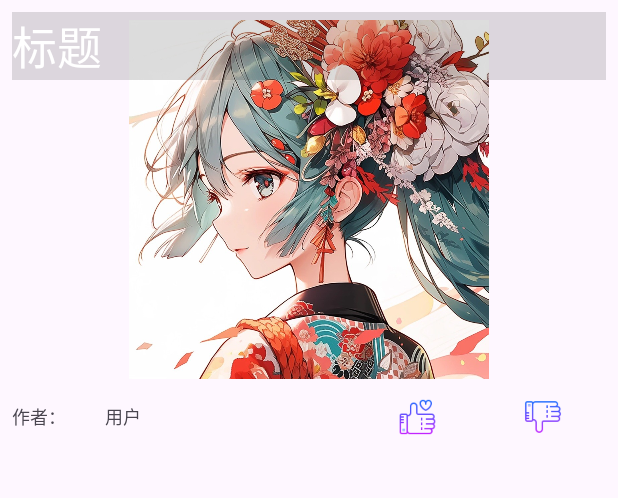
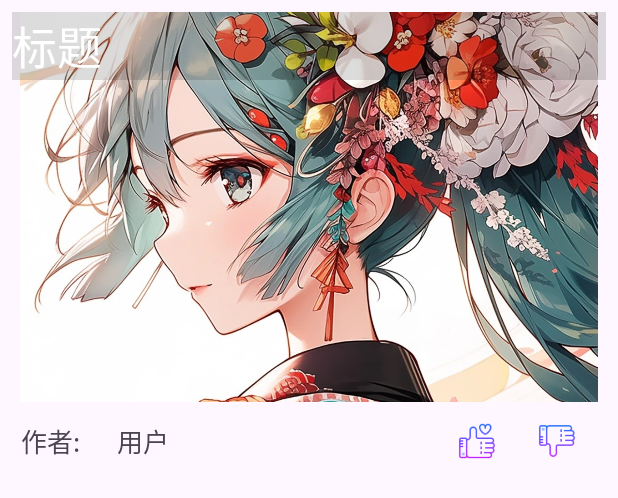
Before and after one commit to SYuan03/ShiduApp, an Android app: the layout video_item.xml on its own in the app's theme, with its tools: preview values and no code run, on a phone screen of 412 x 824 dp. Shown: the top 498 px of the screen. Run offline under Robolectric (Android 15) with nearby library versions, the phone set to English and light mode, and no system bars.

Commit message:
finish video play

```diff
--- a/app/src/main/java/nju/dsy/shiduapp/ExploreFragment.kt
+++ b/app/src/main/java/nju/dsy/shiduapp/ExploreFragment.kt
@@ -18,10 +18,11 @@ class ExploreFragment : Fragment() {
     private lateinit var videoRecyclerView: RecyclerView
     private lateinit var videoAdapter: VideoAdapter
 
-    private val videoList = listOf(
+    private val videoList = mutableListOf(
         VideoItem("完整版《ikun话》演唱会", "https://box.nju.edu.cn/f/0dc19474b57743f7b984/?dl=1", "https://box.nju.edu.cn/f/3bb3c56f4b8c4040a1fd/?dl=1", "B站-上海滩许Van强"),
         VideoItem("欧洲人也太容易快乐了", "https://box.nju.edu.cn/f/361f733e6dd74eb09b6f/?dl=1", "https://box.nju.edu.cn/f/3dde3b6e791b41b4ae95/?dl=1", "B站-一本正经的光头张"),
-        // 添加更多视频项
+        VideoItem("敲了一下午的动态水墨画", "https://box.nju.edu.cn/f/30778b038261455c8355/?dl=1", "https://box.nju.edu.cn/f/455f35dab7474e478ff6/?dl=1", "B站-语希编程"),
+        VideoItem("困住自己的究竟是什么？", "https://box.nju.edu.cn/f/838883316eb9466582aa/?dl=1", "https://box.nju.edu.cn/f/82a0db8afce44bcab036/?dl=1", "B站-芝士爱奶盖"),
     )
 
     override fun onCreateView(
@@ -38,6 +39,7 @@ class ExploreFragment : Fragment() {
             // 处理视频项点击事件，在这里跳转到视频播放界面
             val intent = Intent(context, VideoPlayerActivity::class.java)
             intent.putExtra("videoUrl", videoItem.videoUrl)
+            intent.putExtra("videoTitle", videoItem.title)
             startActivity(intent)
         }
 
--- a/app/src/main/java/nju/dsy/shiduapp/VideoPlayerActivity.kt
+++ b/app/src/main/java/nju/dsy/shiduapp/VideoPlayerActivity.kt
@@ -2,6 +2,7 @@ package nju.dsy.shiduapp
 
 import android.os.Bundle
 import android.widget.MediaController
+import android.widget.TextView
 import android.widget.VideoView
 import androidx.appcompat.app.AppCompatActivity
 
@@ -18,6 +19,9 @@ class VideoPlayerActivity : AppCompatActivity() {
         videoView = findViewById(R.id.video_view)
         videoView.setVideoPath(videoUrl)
 
+        val videoTitleTextView: TextView = findViewById(R.id.video_title)
+        videoTitleTextView.text = intent.getStringExtra("videoTitle")
+
         val mediaController = MediaController(this)
         videoView.setMediaController(mediaController)
         mediaController.setAnchorView(videoView)
--- a/app/src/main/res/layout/activity_main.xml
+++ b/app/src/main/res/layout/activity_main.xml
@@ -10,7 +10,7 @@
     <androidx.constraintlayout.widget.ConstraintLayout
         android:id="@+id/fragment"
         android:layout_width="match_parent"
-        android:layout_height="match_parent"
+        android:layout_height="0dp"
         app:layout_constraintBottom_toTopOf="@id/navigation"
         app:layout_constraintEnd_toEndOf="parent"
         app:layout_constraintStart_toStartOf="parent"
--- a/app/src/main/res/layout/fragment_explore.xml
+++ b/app/src/main/res/layout/fragment_explore.xml
@@ -28,10 +28,11 @@
     <androidx.recyclerview.widget.RecyclerView
         android:id="@+id/videoRecyclerView"
         android:layout_width="match_parent"
-        android:layout_height="wrap_content"
+        android:layout_height="0dp"
         app:layout_constraintTop_toBottomOf="@id/videopagetitle"
         app:layout_constraintStart_toStartOf="parent"
         app:layout_constraintEnd_toEndOf="parent"
+        app:layout_constraintBottom_toBottomOf="parent"
         android:layout_marginTop="30dp"
         android:layout_marginBottom="8dp"
         android:layout_marginLeft="8dp"
--- a/app/src/main/res/layout/video_item.xml
+++ b/app/src/main/res/layout/video_item.xml
@@ -22,9 +22,10 @@
         <ImageView
             android:id="@+id/videocover"
             android:layout_width="match_parent"
-            android:layout_height="250dp"
+            android:layout_height="260dp"
             android:padding="5dp"
             android:src="@drawable/avatar"
+            android:scaleType="centerCrop"
             card_view:layout_constraintTop_toTopOf="parent"
             tools:layout_editor_absoluteX="0dp" />
 
@@ -42,16 +43,17 @@
         <LinearLayout
             android:layout_width="match_parent"
             android:layout_height="wrap_content"
+            android:layout_margin="6dp"
             card_view:layout_constraintTop_toBottomOf="@+id/videocover">
 
             <TextView
                 android:id="@+id/textView5"
                 android:layout_width="0dp"
                 android:layout_height="40dp"
-                android:layout_weight="1.5"
+                android:layout_weight="1.2"
                 android:gravity="center_vertical"
-                android:text="作者："
-                android:textSize="12sp"
+                android:text="作者:"
+                android:textSize="17sp"
                 android:layout_gravity="left"
                 />
             <TextView
@@ -61,19 +63,19 @@
                 android:layout_weight="4"
                 android:gravity="center_vertical"
                 android:text="用户"
-                android:textSize="12sp"
+                android:textSize="17sp"
                 android:layout_gravity="left"/>
             <ImageView
                 android:layout_width="0dp"
                 android:layout_height="40dp"
                 android:padding="5dp"
-                android:layout_weight="2"
+                android:layout_weight="1"
                 android:src="@drawable/ic_like"
                 android:layout_gravity="left"/>
             <ImageView
                 android:layout_width="0dp"
                 android:layout_height="40dp"
-                android:layout_weight="2"
+                android:layout_weight="1"
                 android:padding="5dp"
                 android:src="@drawable/ic_dislike"
                 android:layout_gravity="left"/>
```
